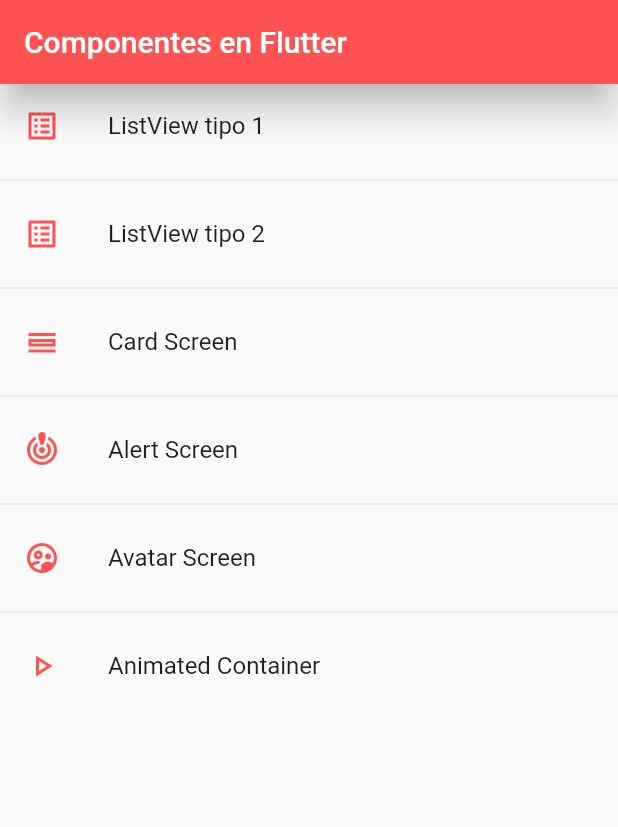
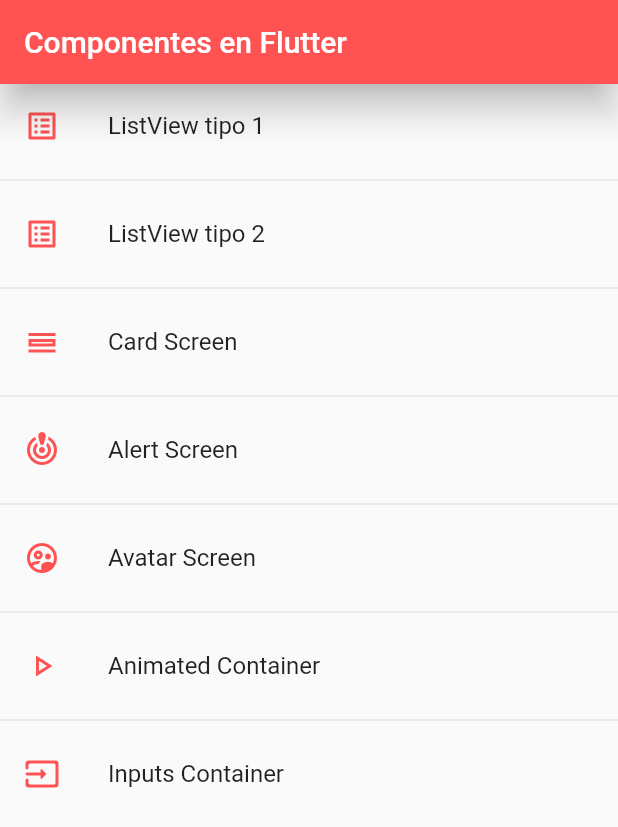
Before and after one commit to SEBASIAO/flutter_components, a Flutter app: the screen it shows after launch, on a phone screen of 412 x 824 dp. Shown: the top 827 px of the screen. Run offline on Flutter 3.47's test engine with Material 2 defaults, Android fonts, the phone set to English and light mode, and no system bars.

Commit message:
class 5.1

```diff
--- a/lib/router/app_routes.dart
+++ b/lib/router/app_routes.dart
@@ -35,6 +35,11 @@ class AppRoutes {
         icon: Icons.play_arrow_outlined,
         name: "Animated Container",
         screen: const AnimatedScreen()),
+    MenuOption(
+        route: "InputsScreen",
+        icon: Icons.input_rounded,
+        name: "Inputs Container",
+        screen: const InputsScreen()),
   ];
 
   /*static Map<String, Widget Function(BuildContext)> routes = {
--- a/lib/screens/screens.dart
+++ b/lib/screens/screens.dart
@@ -5,3 +5,4 @@ export 'package:flutter_components/screens/listview2_screen.dart';
 export 'package:flutter_components/screens/home_screen.dart';
 export 'package:flutter_components/screens/avatar_screen.dart';
 export 'package:flutter_components/screens/animated_screen.dart';
+export 'package:flutter_components/screens/inputs_screen.dart';
```
Also changed, not shown: lib/screens/inputs_screen.dart (added, +48 -0 lines).
